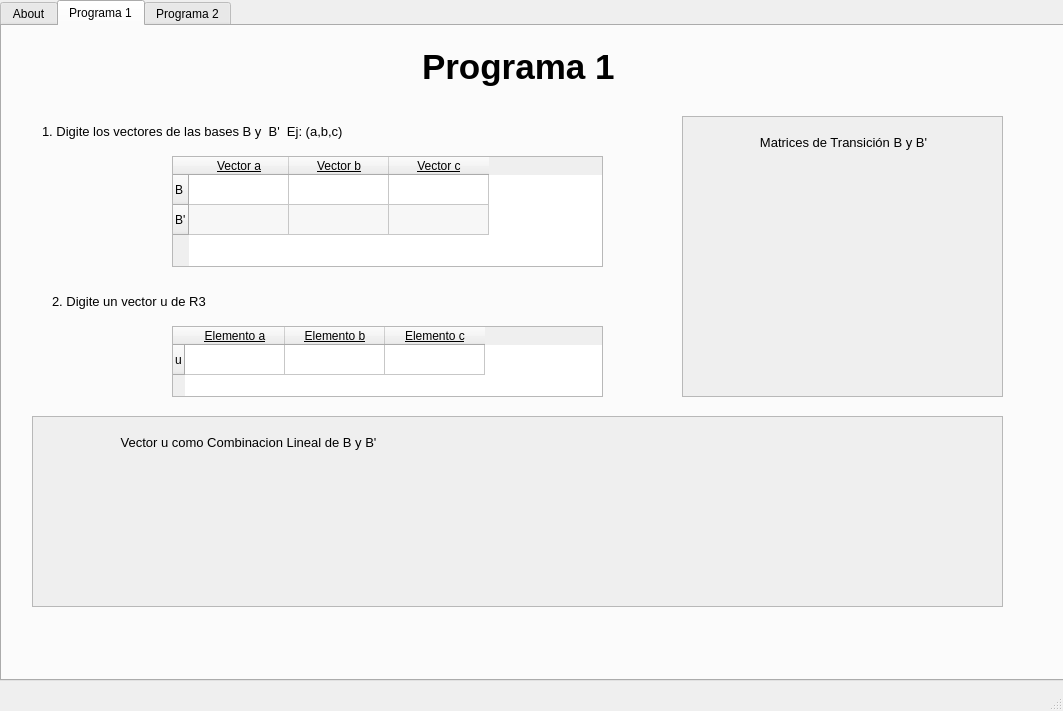
This is ProgramaConUI/InterfazMenu.ui in bryanjimenezchacon/Progra2Algebra as Qt 5 draws it before an edit. The edited form follows.
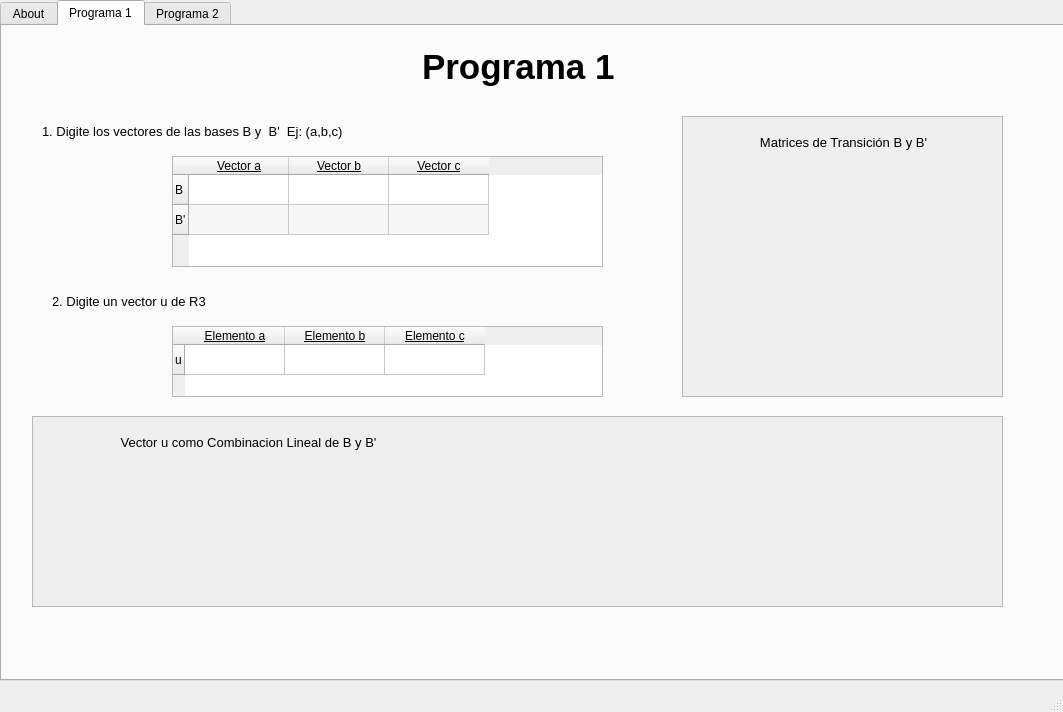
This is the edited form. The open tabs and pages were chosen to show the change.

Commit message: Labels para repsuestas

What changed in the file:
```diff
--- a/ProgramaConUI/InterfazMenu.ui
+++ b/ProgramaConUI/InterfazMenu.ui
@@ -7,7 +7,7 @@
     <x>0</x>
     <y>0</y>
     <width>1063</width>
-    <height>711</height>
+    <height>712</height>
    </rect>
   </property>
   <property name="windowTitle">
```
Left out of the diff: 72 changed lines with no effect on the pictures.
